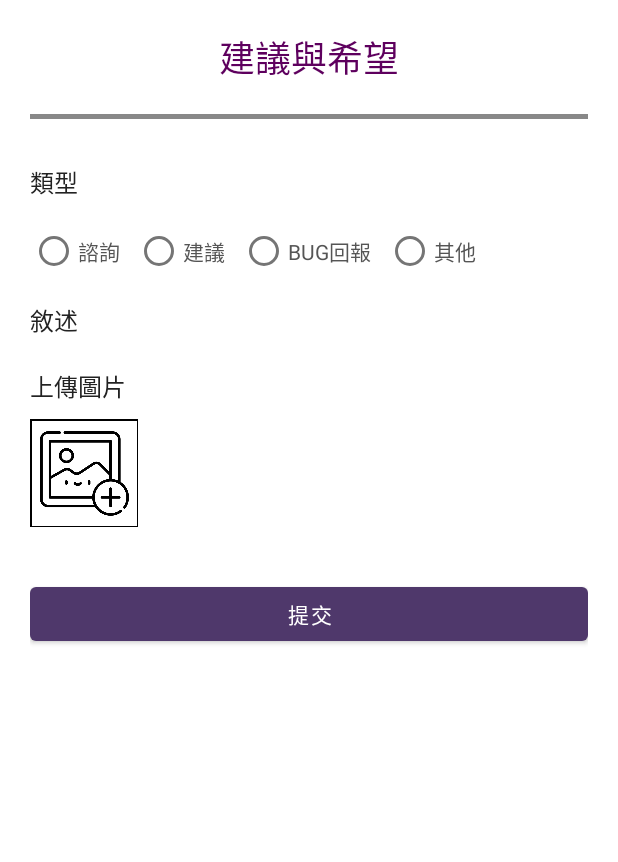
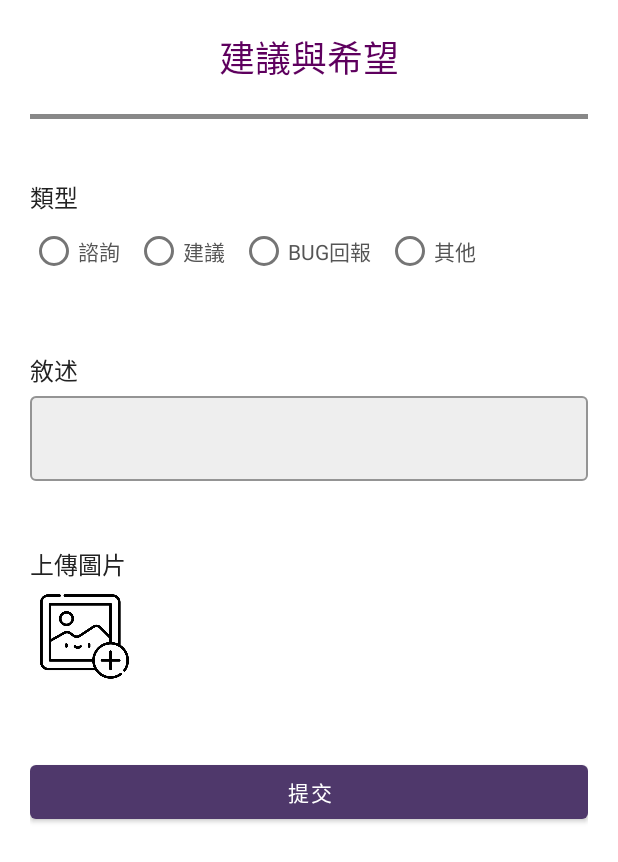
Before and after one commit to jessie900309/NTUE_AndroidFinalProject, an Android app: the SubpageSettingRecommend screen opened directly, with no data from a screen before it, on a phone screen of 412 x 824 dp. Shown: the top 862 px of the screen. Run offline under Robolectric (Android 15) with nearby library versions, the phone set to English and light mode, and no system bars.

Commit message:
todo setting page

```diff
--- a/app/src/main/java/com/example/finalproject/SubpageSettingRecommend.java
+++ b/app/src/main/java/com/example/finalproject/SubpageSettingRecommend.java
@@ -1,17 +1,105 @@
 package com.example.finalproject;
 
+import android.content.Context;
 import android.os.Bundle;
+import android.os.SystemClock;
+import android.view.MotionEvent;
+import android.view.View;
+import android.view.inputmethod.InputMethodManager;
+import android.widget.Button;
+import android.widget.ImageButton;
+import android.widget.RadioGroup;
 
 import androidx.annotation.Nullable;
 import androidx.appcompat.app.AppCompatActivity;
 
-public class SubpageSettingRecommend extends AppCompatActivity{
+import com.google.android.material.textfield.TextInputEditText;
+
+public class SubpageSettingRecommend extends AppCompatActivity
+        implements View.OnTouchListener,View.OnClickListener {
+
+    View pageBackground;
+    RadioGroup recommendTypeGroup;
+    ImageButton addImgButton;
+    Button submitButton;
+    TextInputEditText recommendInput;
+    String recommendType,recommendText;
 
     @Override
     protected void onCreate(@Nullable Bundle savedInstanceState) {
         super.onCreate(savedInstanceState);
         setContentView(R.layout.sub_setting_help_recommend);
 
+        pageBackground = (View) findViewById(R.id.setting_help_recommendPage);
+        pageBackground.setOnClickListener(this);
+        pageBackground.setOnTouchListener(this);
+        recommendTypeGroup = (RadioGroup) findViewById(R.id.setting_help_recommend_typeRadio);
+        recommendInput = (TextInputEditText) findViewById(R.id.settingpage_help_recommendTextInput);
+        addImgButton = (ImageButton) findViewById(R.id.setting_help_recommend_addimage);
+        addImgButton.setOnClickListener(this);
+        submitButton = (Button) findViewById(R.id.setting_help_recommend_submitButton);
+        submitButton.setOnClickListener(this);
+    }
+
+    @Override
+    public void onClick(View view) {
+        if(view.getId()==R.id.setting_help_recommend_addimage){
+            //TODO load image and show
+        } else if(view.getId()==R.id.setting_help_recommend_submitButton){
+            try {
+                //整理
+                getRecommendType();
+                recommendText = recommendInput.getText().toString();
+
+                //上傳
+                System.out.println("\n\n\nrecommendType: "+recommendType);
+                System.out.println("\n\n\nrecommendText: "+recommendText);
+            } catch (Exception e){
+                //其他錯誤，重新導向主頁
+            }
+        } else if (view.getId()==R.id.setting_help_recommendPage) {
+            //(收起鍵盤) 取消焦點(收起輸入法)
+            InputMethodManager imm = (InputMethodManager) getSystemService(Context.INPUT_METHOD_SERVICE);
+            imm.hideSoftInputFromWindow(view.getWindowToken(), 0);
+        } else {
+            //其他錯誤，重新導向主頁
+        }
+    }
+
+    public void getRecommendType(){
+        switch (recommendTypeGroup.getCheckedRadioButtonId()){
+            case R.id.settingRecommend_QnAType:
+                recommendType =  getString(R.string.settingRecommend_type_QnAText);
+                break;
+            case R.id.settingRecommend_recommendType:
+                recommendType =  getString(R.string.settingRecommend_type_recommendText);
+                break;
+            case R.id.settingRecommend_bugRepoType:
+                recommendType =  getString(R.string.settingRecommend_type_bugRepoText);
+                break;
+            case R.id.settingRecommend_otherType:
+                recommendType =  getString(R.string.settingRecommend_type_otherText);
+                break;
+        }
+    }
+
+    public void autoClickView(View view,float x,float y){
+        long downTime = SystemClock.uptimeMillis();
+        final MotionEvent downEvent = MotionEvent.obtain(downTime,downTime,MotionEvent.ACTION_DOWN,x,y,0);
+        downTime += 10;
+        final MotionEvent upEvent = MotionEvent.obtain(downTime,downTime,MotionEvent.ACTION_UP,x,y,0);
+        view.onTouchEvent(downEvent);
+        view.onTouchEvent(upEvent);
+        downEvent.recycle();
+        upEvent.recycle();
+    }
+
+    @Override
+    public boolean onTouch(View view, MotionEvent motionEvent) {
+        if(view.getId()==R.id.setting_help_recommendPage){
+            autoClickView(view,100,100);
+        }
+        return true;
     }
 
 }
--- a/app/src/main/res/layout/sub_setting_help_recommend.xml
+++ b/app/src/main/res/layout/sub_setting_help_recommend.xml
@@ -1,12 +1,15 @@
 <?xml version="1.0" encoding="utf-8"?>
 <LinearLayout
-    xmlns:android="http://schemas.android.com/apk/res/android"
-    xmlns:app="http://schemas.android.com/apk/res-auto"
+    android:id="@+id/setting_help_recommendPage"
     android:layout_width="match_parent"
     android:layout_height="match_parent"
     android:gravity="top"
     android:orientation="vertical"
-    android:background="@color/settingpage_pageBackgroundColor">
+    android:background="@color/settingpage_pageBackgroundColor"
+    android:focusable="true"
+    android:focusableInTouchMode="true"
+    xmlns:android="http://schemas.android.com/apk/res/android"
+    xmlns:app="http://schemas.android.com/apk/res-auto" >
 
     <!--    AppBar Title-->
     <TextView
@@ -33,7 +36,7 @@
         android:orientation="vertical"
         android:paddingHorizontal="@dimen/settingpage_pagePaddingHorizontal">
 
-        <!--    1. 類型 TODO id: setting_help_recommend_typeRadio-->
+        <!--    1. 類型 -->
         <!--        settingRecommend_QnAType-->
         <!--        settingRecommend_recommendType-->
         <!--        settingRecommend_bugRepoType-->
@@ -41,7 +44,7 @@
         <TextView
             android:layout_width="match_parent"
             android:layout_height="wrap_content"
-            android:paddingVertical="@dimen/settingpage_pageTextPaddingVertical"
+            android:paddingTop="@dimen/settingpage_pageTextPaddingVertical"
             android:textSize="@dimen/settingpage_pageTitleTextSize"
             android:textColor="@color/settingpage_pageTitleTextColor"
             android:text="@string/setting_menuRecommend_typeText"/>
@@ -83,33 +86,50 @@
                 android:text="@string/settingRecommend_type_otherText"
                 android:textColor="@color/settingpage_pageTextColor"
                 android:textSize="@dimen/settingpage_pageTextSize"/>
+        </RadioGroup>
 
-        </RadioGroup>
-        <!--    2. 內文描述 TODO id: settingpage_help_recommendTextInput-->
+        <!--        divide line-->
+        <TextView
+            android:layout_width="match_parent"
+            android:layout_height="@dimen/page_divideLineSize"
+            android:background="@android:color/transparent"
+            android:layout_marginHorizontal="@dimen/page_dividePadding"
+            android:layout_marginTop="@dimen/page_dividePadding"/>
+
+        <!--    2. 內文描述 -->
         <TextView
             android:layout_width="match_parent"
             android:layout_height="wrap_content"
-            android:paddingVertical="@dimen/settingpage_pageTextPaddingVertical"
+            android:paddingTop="@dimen/settingpage_pageTextPaddingVertical"
             android:textSize="@dimen/settingpage_pageTitleTextSize"
             android:textColor="@color/settingpage_pageTitleTextColor"
             android:text="@string/setting_menuRecommend_textText"/>
-<!--        <com.google.android.material.textfield.TextInputLayout-->
-<!--            style="@style/Widget.MaterialComponents.TextInputLayout.OutlinedBox"-->
-<!--            android:layout_width="match_parent"-->
-<!--            android:layout_height="wrap_content"-->
-<!--            android:hint="OuO"-->
-<!--            app:counterEnabled="true"-->
-<!--            app:counterMaxLength="@dimen/settingRecommend_textMaxLength">-->
-<!--            <com.google.android.material.textfield.TextInputEditText-->
-<!--                android:id="@+id/settingpage_help_recommendTextInput"-->
-<!--                android:layout_width="match_parent"-->
-<!--                android:layout_height="wrap_content" />-->
-<!--        </com.google.android.material.textfield.TextInputLayout>-->
-        <!--    3. 加入圖片 TODO id: setting_help_recommend_addimage-->
+        <com.google.android.material.textfield.TextInputLayout
+            style="@style/Widget.MaterialComponents.TextInputLayout.OutlinedBox"
+            android:layout_width="match_parent"
+            android:layout_height="wrap_content"
+            app:boxBackgroundColor="#FFEEEEEE"
+            android:inputType="textImeMultiLine">
+            <com.google.android.material.textfield.TextInputEditText
+                android:id="@+id/settingpage_help_recommendTextInput"
+                android:layout_width="match_parent"
+                android:layout_height="wrap_content"
+                android:textColor="@android:color/black"/>
+        </com.google.android.material.textfield.TextInputLayout>
+
+        <!--        divide line-->
+        <TextView
+            android:layout_width="match_parent"
+            android:layout_height="@dimen/page_divideLineSize"
+            android:background="@android:color/transparent"
+            android:layout_marginHorizontal="@dimen/page_dividePadding"
+            android:layout_marginTop="@dimen/page_dividePadding"/>
+
+        <!--    3. 加入圖片 -->
         <TextView
             android:layout_width="match_parent"
             android:layout_height="wrap_content"
-            android:paddingVertical="@dimen/settingpage_pageTextPaddingVertical"
+            android:paddingTop="@dimen/settingpage_pageTextPaddingVertical"
             android:textSize="@dimen/settingpage_pageTitleTextSize"
             android:textColor="@color/settingpage_pageTitleTextColor"
             android:text="@string/setting_menuRecommend_addImageText"/>
@@ -118,10 +138,10 @@
             android:layout_height="wrap_content"
             android:gravity="center">
             <!--        outline-->
-            <TextView
-                android:layout_width="72dp"
-                android:layout_height="72dp"
-                android:background="@android:color/black"/>
+            <!--            <TextView-->
+            <!--                android:layout_width="72dp"-->
+            <!--                android:layout_height="72dp"-->
+            <!--                android:background="@android:color/black"/>-->
             <!--        image-->
             <ImageButton
                 android:id="@+id/setting_help_recommend_addimage"
@@ -131,8 +151,8 @@
                 android:layout_marginTop="1dp"
                 android:layout_marginEnd="1dp"
                 android:layout_marginBottom="1dp"
+                android:background="@android:color/white"
                 android:contentDescription="addImg"
-                android:background="@android:color/white"
                 android:padding="5dp"
                 android:scaleType="fitXY"
                 android:src="@drawable/icon_addimage" />
@@ -146,9 +166,9 @@
             android:layout_marginHorizontal="@dimen/page_dividePadding"
             android:layout_marginTop="@dimen/page_dividePadding"/>
 
-        <!--        4. 提交按鈕 TODO id: setting_menuRecommend_submitButton-->
+        <!--        4. 提交按鈕-->
         <Button
-            android:id="@+id/setting_menuRecommend_submitButton"
+            android:id="@+id/setting_help_recommend_submitButton"
             android:layout_width="match_parent"
             android:layout_height="wrap_content"
             android:layout_marginVertical="@dimen/settingpage_pageTextPaddingVertical"
--- a/app/src/main/res/values/dimens.xml
+++ b/app/src/main/res/values/dimens.xml
@@ -38,7 +38,7 @@
     <dimen name="settingpage_pagePaddingHorizontal">20dp</dimen>
     <dimen name="settingpage_pageTitleTextSize">16sp</dimen>
     <dimen name="settingpage_pageTextSize">14sp</dimen>
-    <dimen name="settingpage_pageTextPaddingVertical">10dp</dimen>
+    <dimen name="settingpage_pageTextPaddingVertical">20dp</dimen>
     <dimen name="settingpage_pageButtonTextSize">14sp</dimen>
 
     <dimen name="settingRecommend_typePadding">10dp</dimen>
--- a/app/src/main/res/values/strings.xml
+++ b/app/src/main/res/values/strings.xml
@@ -54,8 +54,9 @@
     <string name="setting_menuRecommend_submitText">提交</string>
 
     <string name="setting_menuAcknowledgments_Copyright">Copyright © 2021 jessieOuO. All rights reserved.</string>
-    <string name="setting_menuAcknowledgments_IconSource">Icons made by </string>
+    <string name="setting_menuAcknowledgments_IconSource">Icons made by&#160;</string>
     <string name="setting_menuAcknowledgments_IconSourceName"> Flaticon </string>
+    <string name="setting_menuAcknowledgments_IconSource_">&#160;.</string>
 
     <!--    calculator String-->
     <string name="cal_initResult">0.0</string>
```
Also changed, not shown: app/src/main/res/layout/sub_setting_help_acknowlegment.xml (+2 -8 lines).
